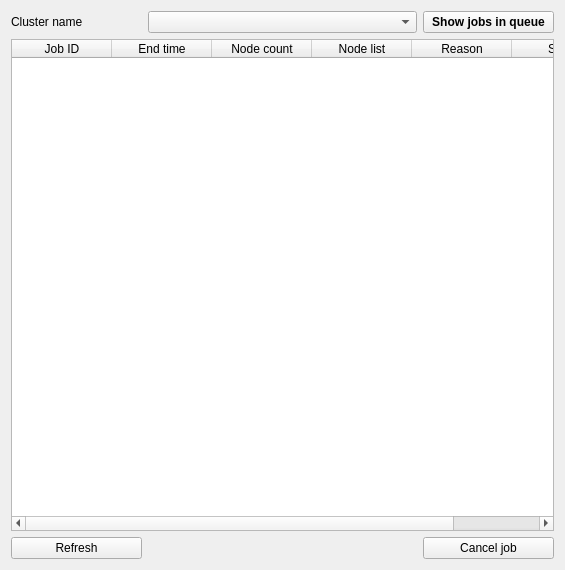
Old version of the form gui/widgets_templates/manage-jobs.ui in the repository intdata-bsc/idact-gui.
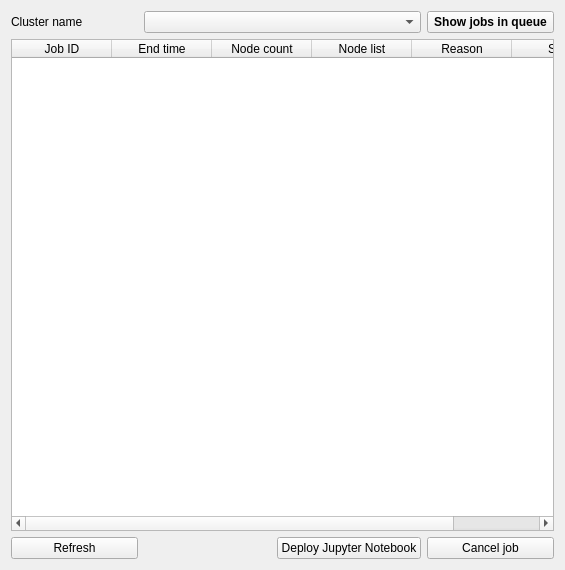
New version of the form.

```diff
--- a/gui/widgets_templates/manage-jobs.ui
+++ b/gui/widgets_templates/manage-jobs.ui
@@ -97,6 +97,13 @@
    <item row="1" column="1" colspan="2">
     <widget class="QComboBox" name="cluster_names_box"/>
    </item>
+   <item row="3" column="2">
+    <widget class="QPushButton" name="deploy_button">
+     <property name="text">
+      <string>Deploy Jupyter Notebook</string>
+     </property>
+    </widget>
+   </item>
   </layout>
  </widget>
  <tabstops>
```
